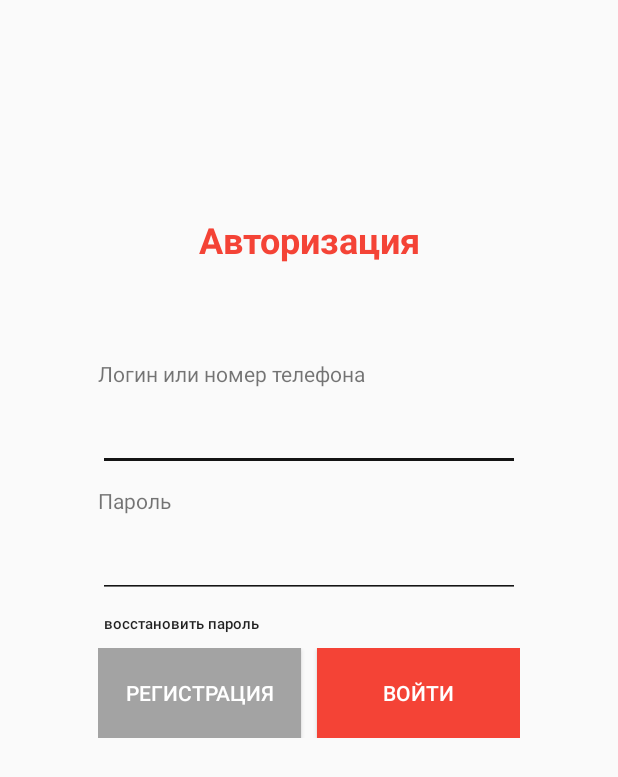
After one commit to IlyaBobrov/SnakeXS, an Android app: the layout activity_authorization.xml on its own in the app's theme, with its tools: preview values and no code run, on a phone screen of 412 x 824 dp. The commit adds this screen. Shown: the top 777 px of the screen. Run offline under Robolectric (Android 15) with nearby library versions, the phone set to English and light mode, and no system bars.

Commit message:
Авторизация и регистрация Старый проект заморожен

```diff
--- a/app/src/main/AndroidManifest.xml
+++ b/app/src/main/AndroidManifest.xml
@@ -9,6 +9,9 @@
         android:roundIcon="@mipmap/ic_launcher_round"
         android:supportsRtl="true"
         android:theme="@style/AppTheme">
+        <activity android:name=".BackPassActivity"></activity>
+        <activity android:name=".AppActivity" />
+        <activity android:name=".RegistrActivity" />
         <activity android:name=".MainActivity">
             <intent-filter>
                 <action android:name="android.intent.action.MAIN" />
--- a/app/src/main/java/com/example/viperxs/Snake.java
+++ b/app/src/main/java/com/example/viperxs/Snake.java
@@ -11,7 +11,7 @@ public class Snake extends GardenBody {
 
         init(context); // init snake
     }
-
+/*
     @Override
     void update() {
         if(MainActivity.isLeftPressed && x >= 0) {
@@ -20,5 +20,5 @@ public class Snake extends GardenBody {
         if(MainActivity.isRightPressed && x <= GameView.maxX - size) {
             x +=speed;
         }
-    }
+    }*/
 }
--- /dev/null
+++ b/app/src/main/res/layout/activity_authorization.xml
@@ -0,0 +1,119 @@
+<?xml version="1.0" encoding="utf-8"?>
+<LinearLayout xmlns:android="http://schemas.android.com/apk/res/android"
+    xmlns:app="http://schemas.android.com/apk/res-auto"
+    xmlns:tools="http://schemas.android.com/tools"
+    android:layout_width="match_parent"
+    android:layout_height="match_parent"
+    android:orientation="vertical"
+    android:layout_marginLeft="65dp"
+    android:layout_marginTop="110dp"
+    android:layout_marginRight="65dp"
+    android:layout_marginBottom="65dp"
+    >
+
+    <TextView
+        android:id="@+id/textAuthorization"
+        android:layout_width="match_parent"
+        android:layout_height="99dp"
+        android:gravity="center"
+        android:text="Авторизация"
+        android:textColor="#F44336"
+        android:textSize="24sp"
+        android:textStyle="normal|bold" />
+
+    <TextView
+        android:id="@+id/textErrorView"
+        android:layout_width="match_parent"
+        android:layout_height="20dp"
+        android:text=""
+        android:textColor="#FF0000"
+        android:textSize="12sp"
+        tools:layout_editor_absoluteX="100dp"
+        tools:layout_editor_absoluteY="234dp" />
+
+    <TextView
+        android:id="@+id/textLogin"
+        android:layout_width="match_parent"
+        android:layout_height="wrap_content"
+        android:layout_marginTop="10dp"
+        android:layout_marginBottom="10dp"
+        android:text="Логин или номер телефона"
+        tools:layout_editor_absoluteX="100dp"
+        tools:layout_editor_absoluteY="264dp" />
+
+    <EditText
+        android:id="@+id/editTextLogin"
+        android:layout_width="match_parent"
+        android:layout_height="wrap_content"
+        android:backgroundTint="#EB000000"
+        android:ems="10"
+        android:inputType="textPersonName"
+        tools:layout_editor_absoluteX="100dp"
+        tools:layout_editor_absoluteY="295dp" />
+
+    <TextView
+        android:id="@+id/textPass"
+        android:layout_width="match_parent"
+        android:layout_height="wrap_content"
+        android:layout_marginTop="10dp"
+        android:layout_marginBottom="10dp"
+        android:text="Пароль"
+        tools:layout_editor_absoluteX="100dp"
+        tools:layout_editor_absoluteY="352dp" />
+
+    <EditText
+        android:id="@+id/editTextPass"
+        android:layout_width="match_parent"
+        android:layout_height="wrap_content"
+        android:backgroundTint="#EB000000"
+        android:ems="10"
+        android:inputType="textPassword"
+        android:visibility="visible"
+        tools:layout_editor_absoluteX="100dp"
+        tools:layout_editor_absoluteY="382dp" />
+
+    <Button
+        android:id="@+id/buttonBackPass"
+        android:layout_width="111dp"
+        android:layout_height="13dp"
+        android:layout_marginTop="10dp"
+        android:layout_marginBottom="10dp"
+        android:background="#00FFFFFF"
+        android:gravity="center"
+        android:text="восстановить пароль"
+        android:textAllCaps="false"
+        android:textSize="10sp"
+        tools:layout_editor_absoluteX="100dp"
+        tools:layout_editor_absoluteY="438dp"
+        android:onClick="onClickBackPass"
+        tools:ignore="SmallSp" />
+
+    <LinearLayout
+        android:id="@+id/buttonLayout"
+        android:layout_width="match_parent"
+        android:layout_height="60dp">
+
+        <Button
+            android:id="@+id/buttonRegistr"
+            android:layout_width="match_parent"
+            android:layout_height="match_parent"
+            android:layout_weight="1"
+            android:background="#A3A3A3"
+            android:text="Регистрация"
+            android:textColor="#fff"
+            android:layout_marginEnd="5dp"
+            android:onClick="onClickRegistr"/>
+
+        <Button
+            android:id="@+id/buttonInput"
+            android:layout_width="match_parent"
+            android:layout_height="match_parent"
+            android:layout_weight="1"
+            android:background="#F44336"
+            android:text="Войти"
+            android:textColor="#fff"
+            android:layout_marginStart="5dp"
+            android:onClick="onClickInput"/>
+
+    </LinearLayout>
+</LinearLayout>
```
Also changed, not shown: app/src/main/java/com/example/viperxs/AppActivity.java (added, +14 -0 lines), app/src/main/java/com/example/viperxs/BackPassActivity.java (added, +27 -0 lines), app/src/main/java/com/example/viperxs/MainActivity.java (+50 -9 lines), app/src/main/java/com/example/viperxs/RegistrActivity.java (added, +18 -0 lines), app/src/main/res/layout/activity_app.xml (added, +9 -0 lines), app/src/main/res/layout/activity_back_pass.xml (added, +9 -0 lines), app/src/main/res/layout/activity_main.xml (+11 -1 lines), app/src/main/res/layout/activity_registr.xml (added, +109 -0 lines).
